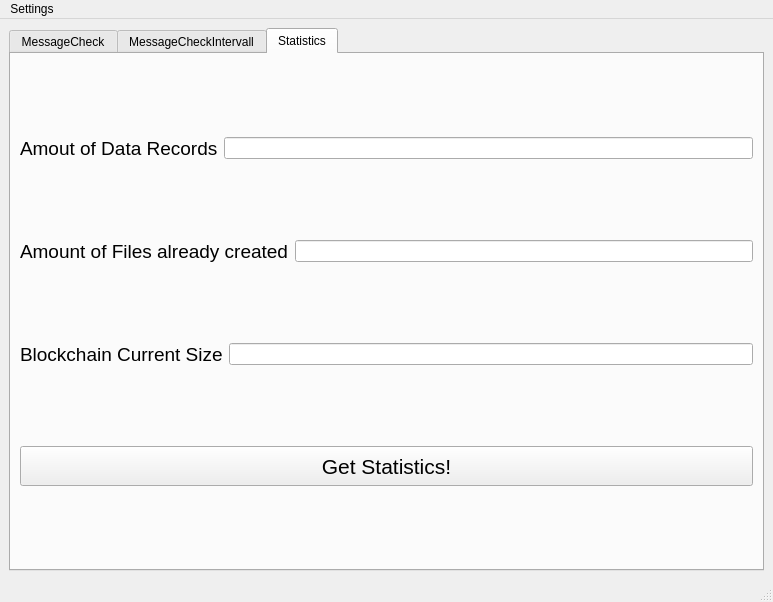
Above: GUI/mainwindow.ui from amosproj/amos2022ss02-audit-chain before the change. Below: the same form after it.
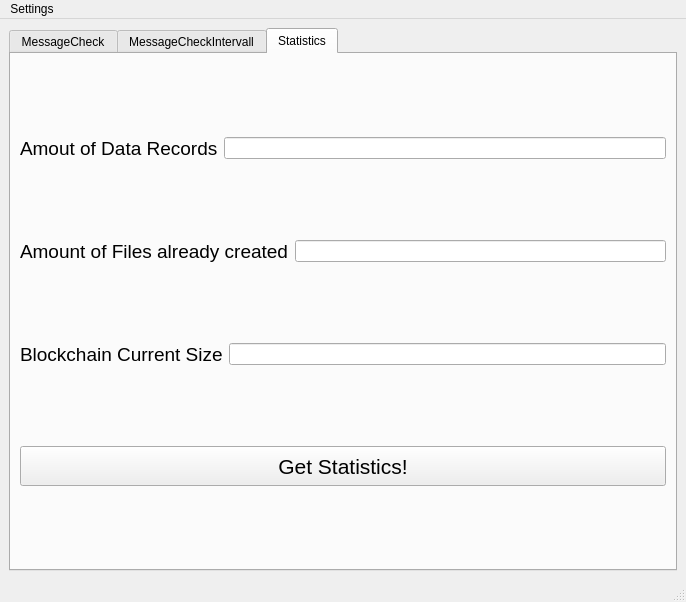
That is the form after the change.

Commit message: Refactoring of GUI: renaming and adjusting after renaming

Diff of the .ui file:
```diff
--- a/GUI/mainwindow.ui
+++ b/GUI/mainwindow.ui
@@ -6,7 +6,7 @@
    <rect>
     <x>0</x>
     <y>0</y>
-    <width>773</width>
+    <width>686</width>
     <height>602</height>
    </rect>
   </property>
@@ -262,8 +262,8 @@
     <rect>
      <x>0</x>
      <y>0</y>
-     <width>773</width>
-     <height>21</height>
+     <width>686</width>
+     <height>18</height>
     </rect>
    </property>
    <widget class="QMenu" name="menuSettings">
```
Left out of the diff: 38 changed lines with no effect on the pictures. The commit also changes 6 other files.
